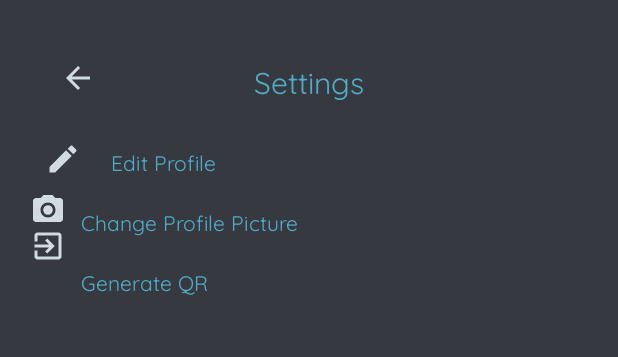
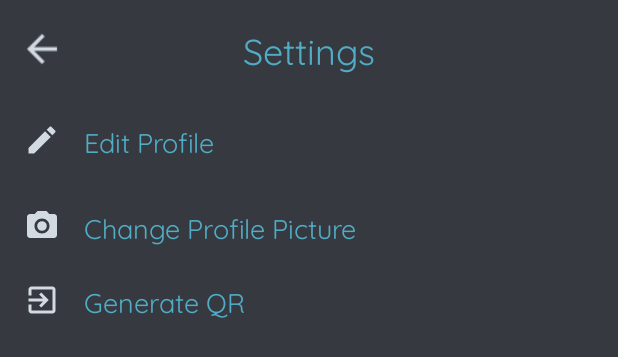
Before and after one commit to CMPUT301W22T00/QRHunt, an Android app: the layout user_settings.xml on its own in the app's theme, with its tools: preview values and no code run, on a phone screen of 412 x 824 dp. Shown: the top 357 px of the screen. Run offline under Robolectric (Android 15) with nearby library versions, the phone set to English and light mode, and no system bars; Roboto replaces fonts that are not available here.

Commit message:
should be entirely finished now, for whatever reason i lost a lot of changes last time. computer crash :/

```diff
--- a/app/src/main/res/layout/user_settings.xml
+++ b/app/src/main/res/layout/user_settings.xml
@@ -4,7 +4,7 @@
     android:layout_height="match_parent"
     xmlns:app="http://schemas.android.com/apk/res-auto"
     android:background="@color/background_grey"
-    android:padding="20dp">
+    android:padding="@dimen/padding">
 
     <!--Todo add content description for all images (?)-->
     <ImageView android:id="@+id/settings_back_arrow"
@@ -13,7 +13,10 @@
         android:src="@drawable/ic_baseline_arrow_back_24_light_off_white_blue"
         app:layout_constraintTop_toTopOf="parent"
         app:layout_constraintLeft_toLeftOf="parent"
-        android:padding="20dp"
+        app:layout_constraintBottom_toTopOf="@id/spacer"
+        android:scaleX="1.25"
+        android:scaleY="1.25"
+        android:padding="@dimen/padding"
         />
 
     <TextView
@@ -21,22 +24,27 @@
         android:layout_width="wrap_content"
         android:layout_height="wrap_content"
         android:fontFamily="@font/quicksand"
-        android:padding="20dp"
         android:text="@string/title_settings"
         android:textColor="@color/main_blue"
-        android:textSize="20sp"
+        android:textSize="@dimen/title_size"
         app:layout_constraintLeft_toLeftOf="parent"
         app:layout_constraintRight_toRightOf="parent"
-        app:layout_constraintTop_toTopOf="parent" />
+        app:layout_constraintTop_toTopOf="parent"
+        android:padding="@dimen/padding"/>
 
+    <Space android:id="@+id/spacer"
+        android:layout_width="match_parent"
+        android:layout_height="@dimen/large_space"
+        app:layout_constraintTop_toBottomOf="@id/settings_title"
+        />
 
     <ImageView android:id="@+id/settings_edit_image"
         android:layout_width="wrap_content"
         android:layout_height="wrap_content"
         android:src="@drawable/ic_baseline_edit_24_light_off_white_blue"
-        app:layout_constraintTop_toBottomOf="@id/settings_back_arrow"
+        app:layout_constraintTop_toBottomOf="@id/spacer"
         app:layout_constraintLeft_toLeftOf="parent"
-        android:padding="10dp"/>
+        android:padding="@dimen/padding"/>
 
     <TextView android:id="@+id/settings_edit_profile"
         android:layout_width="wrap_content"
@@ -44,17 +52,24 @@
         android:textColor="@color/main_blue"
         android:text="@string/settings_edit_profile"
         android:fontFamily="@font/quicksand"
-        app:layout_constraintTop_toBottomOf="@id/settings_title"
+        android:textSize="@dimen/subtitle_size"
+        app:layout_constraintTop_toBottomOf="@id/spacer"
         app:layout_constraintLeft_toRightOf="@id/settings_edit_image"
-        android:padding="10dp"/>
+        android:padding="@dimen/padding"/>
 
+    <Space android:id="@+id/spacer1"
+        android:layout_width="match_parent"
+        android:layout_height="@dimen/large_space"
+        app:layout_constraintTop_toBottomOf="@id/settings_edit_profile"
+        />
 
     <ImageView android:id="@+id/settings_change_profile_picture_image"
         android:layout_width="wrap_content"
         android:layout_height="wrap_content"
-        android:background="@drawable/ic_baseline_photo_camera_24_light_off_white_blue"
+        android:src="@drawable/ic_baseline_photo_camera_24_light_off_white_blue"
         app:layout_constraintLeft_toLeftOf="parent"
-        app:layout_constraintTop_toBottomOf="@id/settings_edit_image" />
+        app:layout_constraintTop_toBottomOf="@id/spacer1"
+        android:padding="@dimen/padding"/>
 
     <TextView android:id="@+id/settings_profile_picture"
         android:layout_width="wrap_content"
@@ -62,27 +77,35 @@
         android:textColor="@color/main_blue"
         android:text="@string/settings_profile_picture"
         android:fontFamily="@font/quicksand"
+        android:textSize="@dimen/subtitle_size"
         app:layout_constraintLeft_toRightOf="@id/settings_change_profile_picture_image"
-        app:layout_constraintTop_toBottomOf="@id/settings_edit_profile"
-        android:padding="10dp"/>
+        app:layout_constraintTop_toBottomOf="@id/spacer1"
+        android:padding="@dimen/padding"/>
 
+    <Space android:id="@+id/spacer2"
+        android:layout_width="match_parent"
+        android:layout_height="@dimen/space"
+        app:layout_constraintTop_toBottomOf="@id/settings_profile_picture"
+        />
 
     <ImageView android:id="@+id/settings_generate_QR_image"
         android:layout_width="wrap_content"
         android:layout_height="wrap_content"
-        android:background="@drawable/ic_baseline_exit_to_app_light_off_white_blue"
-        app:layout_constraintTop_toBottomOf="@+id/settings_change_profile_picture_image"
-        app:layout_constraintLeft_toLeftOf="parent" />
+        android:src="@drawable/ic_baseline_exit_to_app_light_off_white_blue"
+        app:layout_constraintTop_toBottomOf="@+id/spacer2"
+        app:layout_constraintLeft_toLeftOf="parent"
+        android:padding="@dimen/padding" />
 
     <TextView android:id="@+id/settings_generate_QR"
         android:layout_width="wrap_content"
         android:layout_height="wrap_content"
         android:text="@string/settings_generate_qr"
         android:fontFamily="@font/quicksand"
+        android:textSize="@dimen/subtitle_size"
         android:textColor="@color/main_blue"
-        app:layout_constraintTop_toBottomOf="@id/settings_profile_picture"
+        app:layout_constraintTop_toBottomOf="@id/spacer2"
         app:layout_constraintLeft_toRightOf="@id/settings_generate_QR_image"
-        android:padding="10dp"/>
+        android:padding="@dimen/padding"/>
 
 
 </androidx.constraintlayout.widget.ConstraintLayout>
--- a/app/src/main/res/values/dimens.xml
+++ b/app/src/main/res/values/dimens.xml
@@ -2,4 +2,14 @@
     <!-- Default screen margins, per the Android Design guidelines. -->
     <dimen name="activity_horizontal_margin">16dp</dimen>
     <dimen name="activity_vertical_margin">16dp</dimen>
+
+    <dimen name="padding">8dp</dimen>
+    <dimen name="large_padding">16dp</dimen>
+
+    <dimen name="space">8dp</dimen>
+    <dimen name="large_space">16dp</dimen>
+
+    <dimen name="title_size">24sp</dimen>
+    <dimen name="subtitle_size">18sp</dimen>
+    <dimen name="text_size">16sp</dimen>
 </resources>
```
